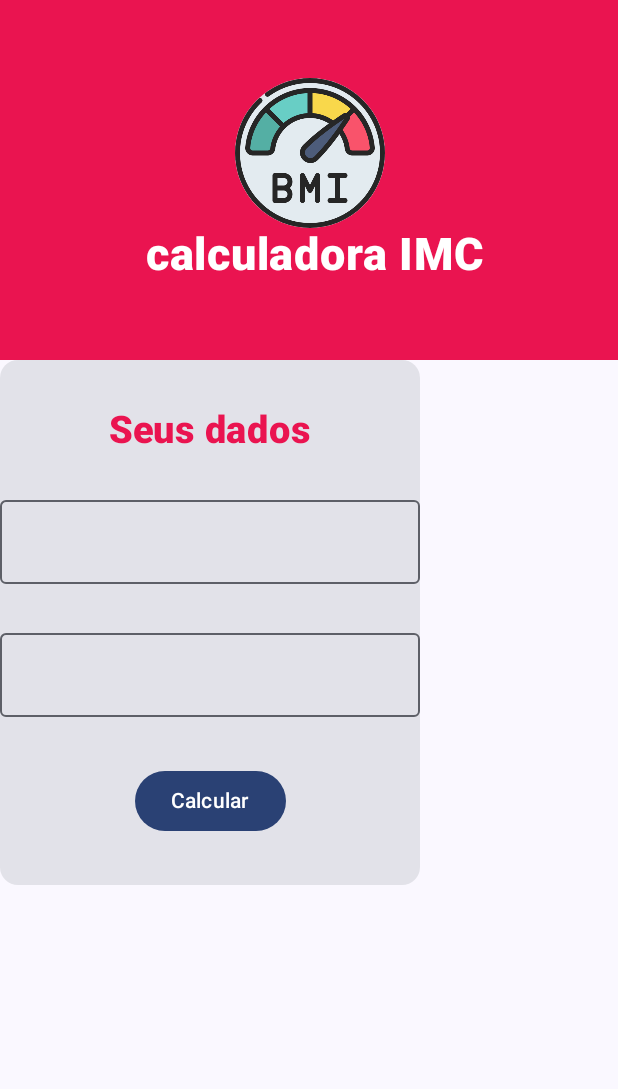
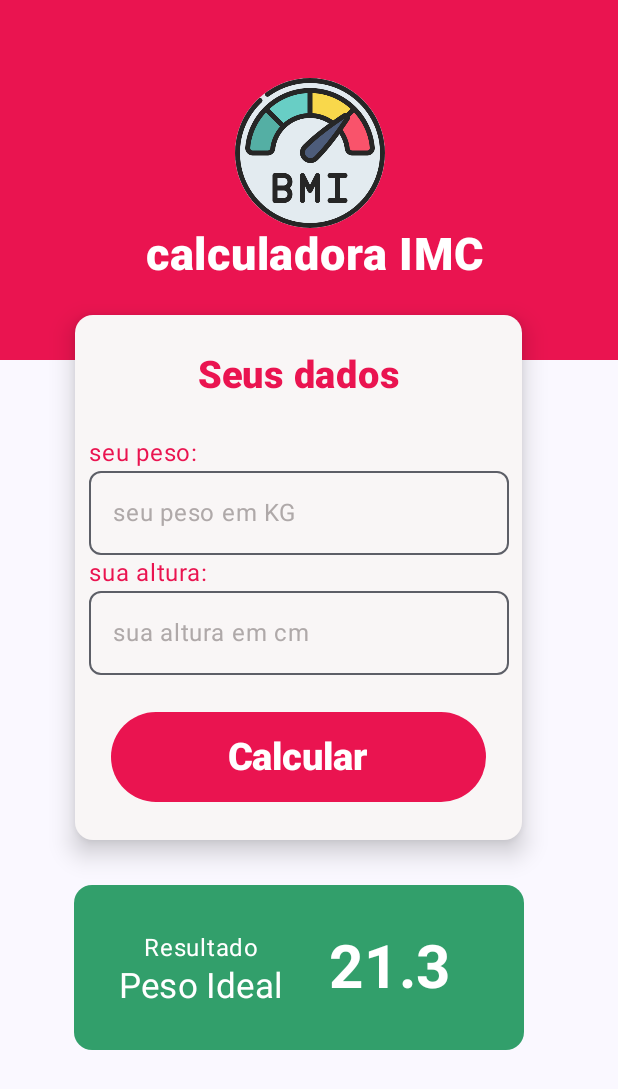
Before and after one commit to jeca16/calculadora_imc_kotlin, an Android app built with Jetpack Compose: the screen it shows after launch (MainActivity), on a phone screen of 412 x 824 dp. Shown: the top 1089 px of the screen. Run offline under Robolectric (Android 15) with nearby library versions, the phone set to English and light mode, and no system bars.

Commit message:
adicionar mudanças

```diff
--- a/app/src/main/java/br/senai/sp/jandira/calculadora_imc/MainActivity.kt
+++ b/app/src/main/java/br/senai/sp/jandira/calculadora_imc/MainActivity.kt
@@ -5,27 +5,35 @@ import androidx.activity.ComponentActivity
 import androidx.activity.compose.setContent
 import androidx.compose.foundation.Image
 import androidx.compose.foundation.background
+import androidx.compose.foundation.border
 import androidx.compose.foundation.layout.Arrangement
 import androidx.compose.foundation.layout.Column
 import androidx.compose.foundation.layout.Row
 import androidx.compose.foundation.layout.fillMaxSize
 import androidx.compose.foundation.layout.fillMaxWidth
 import androidx.compose.foundation.layout.height
+import androidx.compose.foundation.layout.offset
 import androidx.compose.foundation.layout.padding
 import androidx.compose.foundation.layout.size
+import androidx.compose.foundation.layout.width
 import androidx.compose.foundation.shape.CircleShape
+import androidx.compose.foundation.shape.RoundedCornerShape
 import androidx.compose.material3.Button
+import androidx.compose.material3.ButtonDefaults
 import androidx.compose.material3.Card
 import androidx.compose.material3.CardDefaults
 import androidx.compose.material3.MaterialTheme
 import androidx.compose.material3.OutlinedTextField
+import androidx.compose.material3.OutlinedTextFieldDefaults
 import androidx.compose.material3.Surface
 import androidx.compose.material3.Text
+import androidx.compose.material3.TextFieldColors
 import androidx.compose.runtime.Composable
 import androidx.compose.ui.AbsoluteAlignment
 import androidx.compose.ui.Alignment
 import androidx.compose.ui.Modifier
 import androidx.compose.ui.graphics.Color
+import androidx.compose.ui.graphics.Shape
 import androidx.compose.ui.layout.ContentScale
 import androidx.compose.ui.res.painterResource
 import androidx.compose.ui.text.font.FontWeight
@@ -84,7 +92,11 @@ fun Greeting() {
         Column (modifier = Modifier,
             horizontalAlignment = Alignment.CenterHorizontally,
         ){
-            Card {
+            Card (modifier = Modifier
+                .offset(y = (-30).dp)
+                .padding(horizontal = 50.dp),
+                elevation = CardDefaults.cardElevation(10.dp),
+                colors = CardDefaults.cardColors(containerColor = Color(0xFFF9F6F6))){
                 Column (modifier = Modifier
                     .height(350.dp),
                     horizontalAlignment = Alignment.CenterHorizontally,
@@ -96,16 +108,80 @@ fun Greeting() {
                         fontWeight = FontWeight.Black,
                         fontSize = 25.sp
                     )
+                    Column {
+                        Text(text = "seu peso:",
+                            color = Color(0xFFEA1450),
+                        )
+                        OutlinedTextField(
+                            value = "",
+                            onValueChange = {},
+                            placeholder = {
+                                Text(text = "seu peso em KG",
+                                    color = Color(0xFFAFA9A9)
+                                )
+                            },
+                            shape = RoundedCornerShape(8.dp),
+                            colors = OutlinedTextFieldDefaults.colors(focusedBorderColor = Color(0xFFAFA9A9))
+                            )
 
-                    OutlinedTextField(value = "", onValueChange = {})
-                    OutlinedTextField(value = "", onValueChange = {})
+                        Text(text = "sua altura:",
+                            color = Color(0xFFEA1450),
+                        )
+                        OutlinedTextField(
+                            value = "",
+                            onValueChange = {},
+                            placeholder = {
+                                Text(text = "sua altura em cm",
+                                    color = Color(0xFFAFA9A9)
+                                )
+                            },
+                            shape = RoundedCornerShape(8.dp),
+                            colors = OutlinedTextFieldDefaults.colors(focusedBorderColor = Color(0xFFAFA9A9)
+                                )
+                            )
+                    }
 
-                    Button(onClick = { /*TODO*/ }) {
-                        Text(text = "Calcular")
+
+                    Button(onClick = { /*TODO*/ },
+                        modifier = Modifier
+                            .padding(horizontal = 24.dp)
+                            .width(250.dp)
+                            .height(60.dp),
+                        colors = ButtonDefaults.buttonColors(Color(0xFFEA1450))) {
+                        Text(text = "Calcular",
+                            fontSize = 25.sp,
+                            fontWeight = FontWeight.Black)
                     }
 
                 }
 
+            }
+
+            Card (modifier = Modifier
+                .width(300.dp)
+                .height(110.dp),
+                colors = CardDefaults.cardColors(containerColor = Color(0xFF329F6B)
+                )
+            ){
+                Row (verticalAlignment = Alignment.CenterVertically){
+                    Column (modifier = Modifier.padding(30.dp),
+                        verticalArrangement = Arrangement.Center,
+                        horizontalAlignment = Alignment.CenterHorizontally){
+                        Text(text = "Resultado",
+                            color = Color.White,
+                        )
+                        Text(text = "Peso Ideal",
+                            color = Color.White,
+                            fontSize = 23.sp
+                        )
+                    }
+
+                    Text(text = "21.3",
+                        color = Color.White,
+                        fontSize = 40.sp,
+                        fontWeight = FontWeight(700)
+                    )
+                }
             }
         }
     }
```
